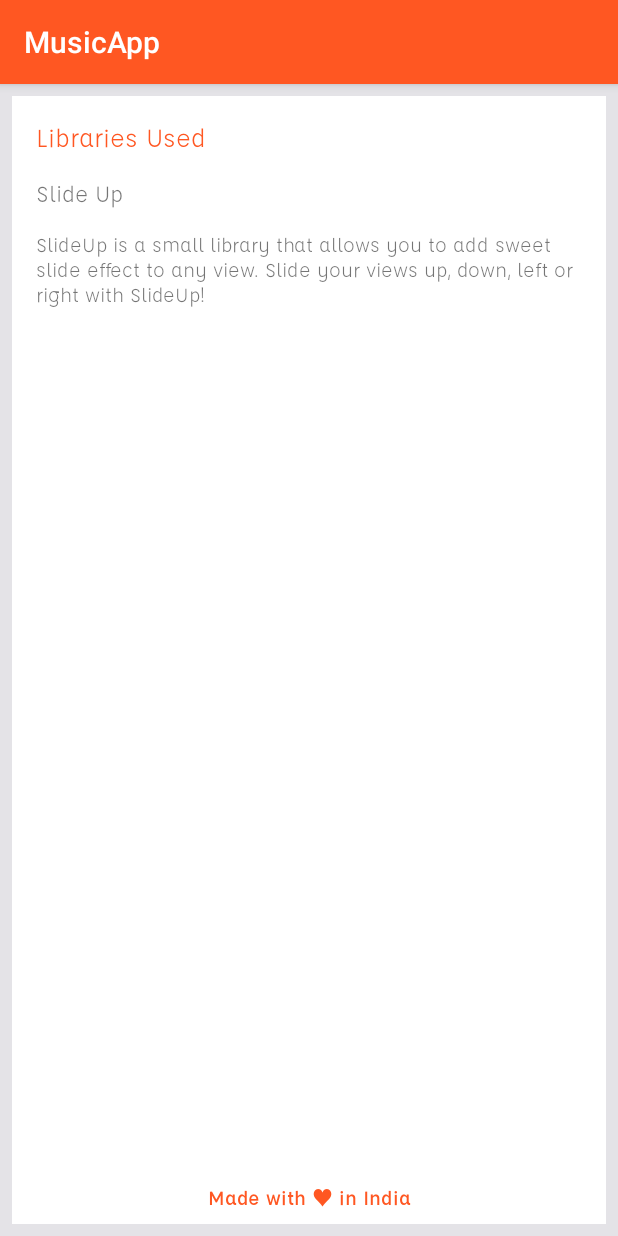
After one commit to inaseem/MusicApp, an Android app: the About screen opened directly, with no data from a screen before it, on a phone screen of 412 x 824 dp. The commit adds this screen. Run offline under Robolectric (Android 15) with nearby library versions, the phone set to English and light mode, and no system bars.

Commit message:
About Added

```diff
--- a/app/src/main/AndroidManifest.xml
+++ b/app/src/main/AndroidManifest.xml
@@ -19,6 +19,7 @@
                 <category android:name="android.intent.category.LAUNCHER" />
             </intent-filter>
         </activity>
+        <activity android:name=".About"></activity>
     </application>
 
 </manifest>
--- /dev/null
+++ b/app/src/main/java/ali/naseem/musicapp/About.java
@@ -0,0 +1,13 @@
+package ali.naseem.musicapp;
+
+import android.support.v7.app.AppCompatActivity;
+import android.os.Bundle;
+
+public class About extends AppCompatActivity {
+
+    @Override
+    protected void onCreate(Bundle savedInstanceState) {
+        super.onCreate(savedInstanceState);
+        setContentView(R.layout.activity_about);
+    }
+}
--- /dev/null
+++ b/app/src/main/res/layout/activity_about.xml
@@ -0,0 +1,55 @@
+<?xml version="1.0" encoding="utf-8"?>
+<android.support.constraint.ConstraintLayout xmlns:android="http://schemas.android.com/apk/res/android"
+    xmlns:app="http://schemas.android.com/apk/res-auto"
+    xmlns:tools="http://schemas.android.com/tools"
+    android:layout_width="match_parent"
+    android:layout_height="match_parent"
+    android:background="@color/back"
+    android:padding="8dp"
+    tools:context=".About">
+
+    <LinearLayout
+        android:layout_width="match_parent"
+        android:layout_height="match_parent"
+        android:background="@android:color/white"
+        android:orientation="vertical"
+        android:padding="8dp">
+
+        <TextView
+            android:layout_width="match_parent"
+            android:layout_height="wrap_content"
+            android:fontFamily="@font/affogato_regular"
+            android:padding="8dp"
+            android:text="@string/libraries"
+            android:textColor="@color/colorPrimary"
+            android:textSize="18sp" />
+
+        <TextView
+            android:layout_width="match_parent"
+            android:layout_height="wrap_content"
+            android:fontFamily="@font/affogato_regular"
+            android:padding="8dp"
+            android:text="@string/slideup"
+            android:textSize="16sp" />
+
+        <TextView
+            android:layout_width="match_parent"
+            android:layout_height="wrap_content"
+            android:fontFamily="@font/affogato_regular"
+            android:padding="8dp"
+            android:text="@string/about_slideup"
+            android:textSize="14sp" />
+
+    </LinearLayout>
+
+    <TextView
+        android:padding="8dp"
+        android:layout_width="match_parent"
+        android:layout_height="wrap_content"
+        android:fontFamily="@font/affogato_medium"
+        android:gravity="center"
+        android:text="@string/byme"
+        android:textColor="@color/colorPrimary"
+        app:layout_constraintBottom_toBottomOf="parent" />
+
+</android.support.constraint.ConstraintLayout>
--- a/app/src/main/res/layout/fragment_songs.xml
+++ b/app/src/main/res/layout/fragment_songs.xml
@@ -5,6 +5,7 @@
     android:id="@+id/constraintLayout"
     android:layout_width="match_parent"
     android:layout_height="match_parent"
+    android:background="@color/back"
     android:orientation="vertical"
     android:padding="8dp"
     tools:context=".fragments.SongsFragment">
@@ -13,6 +14,7 @@
         android:id="@+id/recyclerView"
         android:layout_width="match_parent"
         android:layout_height="wrap_content"
+        android:background="@android:color/white"
         android:clipToPadding="false"
         android:orientation="vertical"
         app:layoutManager="android.support.v7.widget.LinearLayoutManager"
--- a/app/src/main/res/layout/list_item.xml
+++ b/app/src/main/res/layout/list_item.xml
@@ -38,7 +38,7 @@
                 android:gravity="center_vertical"
                 android:maxLines="1"
                 android:singleLine="true"
-                android:text="Billian Billia"
+                android:text="@string/song_name"
                 android:textAlignment="center"
                 android:textSize="16sp" />
 
@@ -51,7 +51,7 @@
                 android:gravity="center_vertical"
                 android:maxLines="1"
                 android:singleLine="true"
-                android:text="Samsung . 3:49"
+                android:text="@string/artist_time"
                 android:textAlignment="center" />
 
         </LinearLayout>
--- a/app/src/main/res/menu/menu_main.xml
+++ b/app/src/main/res/menu/menu_main.xml
@@ -3,8 +3,8 @@
     xmlns:tools="http://schemas.android.com/tools"
     tools:context="ali.naseem.musicapp.MainActivity">
     <item
-        android:id="@+id/action_settings"
+        android:id="@+id/menu_about"
         android:orderInCategory="100"
-        android:title="@string/action_settings"
+        android:title="@string/action_about"
         app:showAsAction="never" />
 </menu>
--- a/app/src/main/res/values/colors.xml
+++ b/app/src/main/res/values/colors.xml
@@ -3,4 +3,5 @@
     <color name="colorPrimary">#FF5722</color>
     <color name="colorPrimaryDark">#E64A19</color>
     <color name="colorAccent">#FFF</color>
+    <color name="back">#e4e3e7</color>
 </resources>
--- a/app/src/main/res/values/strings.xml
+++ b/app/src/main/res/values/strings.xml
@@ -7,9 +7,11 @@
     <string name="play_now">Play Now</string>
     <string name="play_next">Play Next</string>
     <string name="enqueue">Add To Queue</string>
-    <string name="action_settings">Settings</string>
-    <string name="section_format">Hello World from section: %1$d</string>
-
-    <!-- TODO: Remove or change this placeholder text -->
-    <string name="hello_blank_fragment">Hello blank fragment</string>
+    <string name="song_name">Billian Billian</string>
+    <string name="artist_time">Guru Randhava    3:49</string>
+    <string name="action_about">About</string>
+    <string name="libraries">Libraries Used</string>
+    <string name="slideup">Slide Up</string>
+    <string name="byme">Made with ♥ in India</string>
+    <string name="about_slideup">SlideUp is a small library that allows you to add sweet slide effect to any view. Slide your views up, down, left or right with SlideUp!</string>
 </resources>
```
Also changed, not shown: app/src/main/java/ali/naseem/musicapp/MainActivity.java (+5 -2 lines), app/src/main/res/layout/activity_main.xml (+2 -7 lines).
